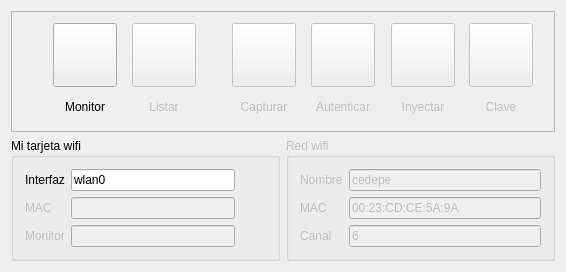
Qt form qaircrack.ui (shoden/qaircrack) before a commit.
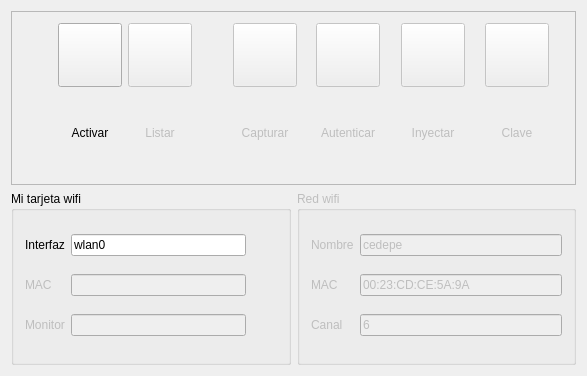
The same form after that commit. Icons and pictures are not drawn.

Diff of the .ui file:
```diff
--- a/qaircrack.ui
+++ b/qaircrack.ui
@@ -6,8 +6,8 @@
    <rect>
     <x>0</x>
     <y>0</y>
-    <width>566</width>
-    <height>272</height>
+    <width>587</width>
+    <height>376</height>
    </rect>
   </property>
   <property name="windowTitle">
@@ -88,8 +88,8 @@
         </property>
         <property name="sizeHint" stdset="0">
          <size>
-          <width>20</width>
-          <height>61</height>
+          <width>5</width>
+          <height>20</height>
          </size>
         </property>
        </spacer>
@@ -340,11 +340,14 @@
       <item row="1" column="1">
        <widget class="QLabel" name="monitorLabel">
         <property name="text">
-         <string>Monitor</string>
+         <string>Activar</string>
         </property>
         <property name="alignment">
          <set>Qt::AlignCenter</set>
         </property>
+        <property name="wordWrap">
+         <bool>true</bool>
+        </property>
         <property name="margin">
          <number>6</number>
         </property>
```
Left out of the diff: 2 changed lines with no effect on the pictures.
